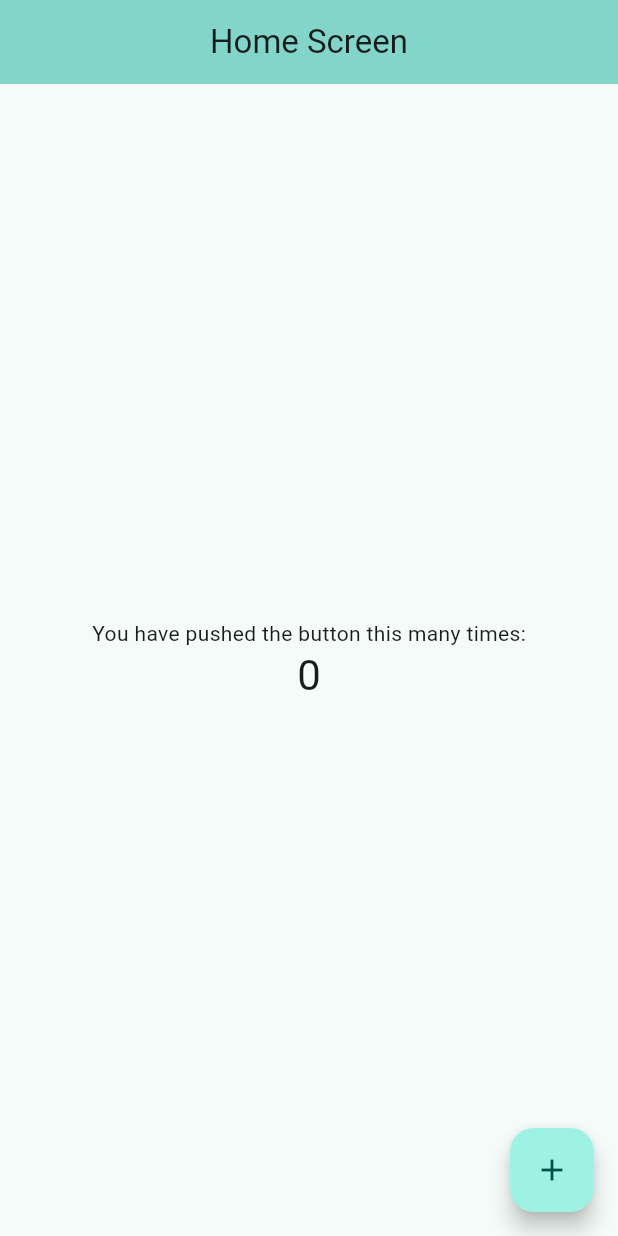
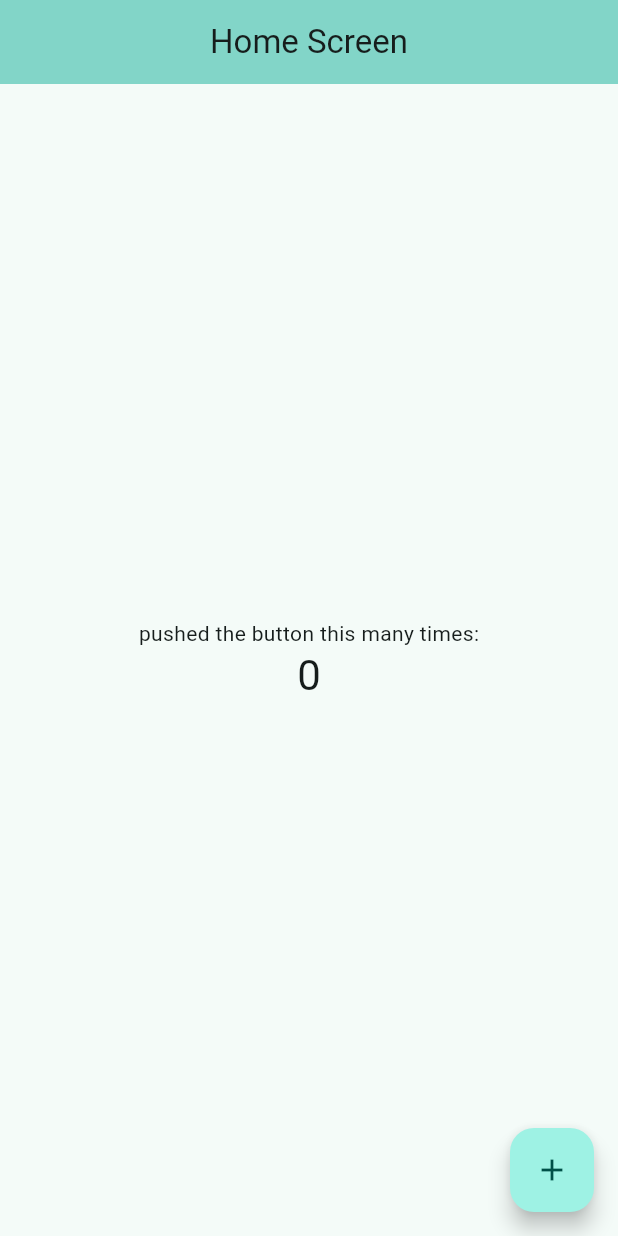
Before and after one commit to Muhammad-Adil005/cicd_app, a Flutter app: the screen it shows after launch, on a phone screen of 412 x 824 dp. Run offline on Flutter 3.47's test engine with Material 3 defaults, Android fonts, the phone set to English and light mode, and no system bars.

```diff
--- a/lib/home_screen.dart
+++ b/lib/home_screen.dart
@@ -22,15 +22,18 @@ class _MyHomePageState extends State<MyHomePage> {
   Widget build(BuildContext context) {
     return Scaffold(
       appBar: AppBar(
+
         centerTitle: true,
         backgroundColor: Theme.of(context).colorScheme.inversePrimary,
-        title: Text(widget.title),
+        title: Text(widget.title,
+
+        ),
       ),
       body: Center(
         child: Column(
           mainAxisAlignment: .center,
           children: [
-            const Text('You have pushed the button this many times:'),
+             Text('pushed the button this many times:'),
             Text(
               '$_counter',
               style: Theme.of(context).textTheme.headlineMedium,
```
